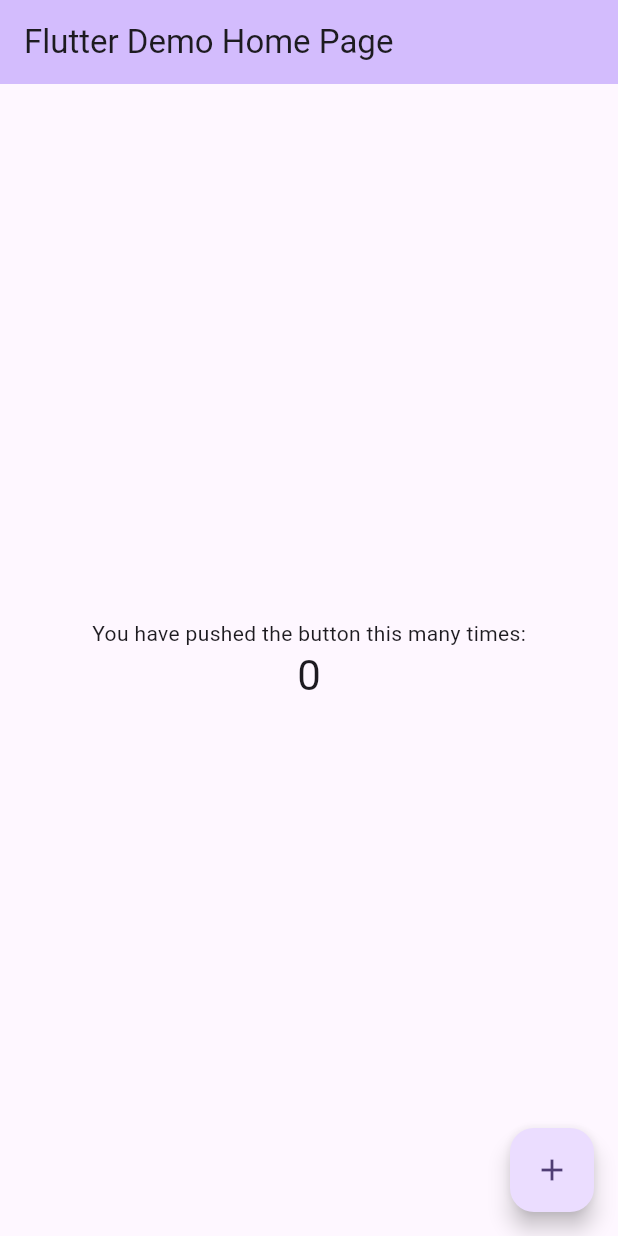
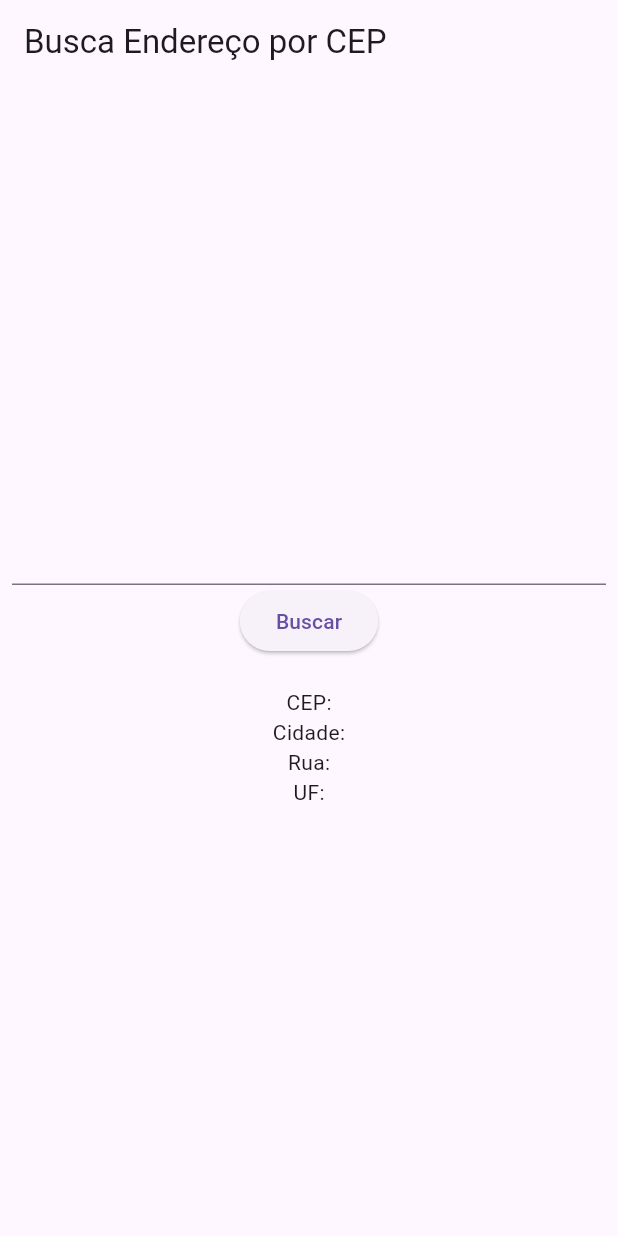
Before and after one commit to enzozami/flutter-get_state_mixin-study, a Flutter app: the screen it shows after launch, on a phone screen of 412 x 824 dp. Run offline on Flutter 3.47's test engine with Material 3 defaults, Android fonts, the phone set to English and light mode, and no system bars; our stand-ins replace get.

```diff
--- a/lib/main.dart
+++ b/lib/main.dart
@@ -1,4 +1,8 @@
 import 'package:flutter/material.dart';
+import 'package:get/get_navigation/get_navigation.dart';
+import 'package:get/get_navigation/src/root/get_material_app.dart';
+import 'package:get_state_mixin/pages/home_bindings.dart';
+import 'package:get_state_mixin/pages/home_page.dart';
 
 void main() {
   runApp(const MyApp());
@@ -6,117 +10,18 @@ void main() {
 
 class MyApp extends StatelessWidget {
   const MyApp({super.key});
-
-  // This widget is the root of your application.
   @override
   Widget build(BuildContext context) {
-    return MaterialApp(
-      title: 'Flutter Demo',
-      theme: ThemeData(
-        // This is the theme of your application.
-        //
-        // TRY THIS: Try running your application with "flutter run". You'll see
-        // the application has a purple toolbar. Then, without quitting the app,
-        // try changing the seedColor in the colorScheme below to Colors.green
-        // and then invoke "hot reload" (save your changes or press the "hot
-        // reload" button in a Flutter-supported IDE, or press "r" if you used
-        // the command line to start the app).
-        //
-        // Notice that the counter didn't reset back to zero; the application
-        // state is not lost during the reload. To reset the state, use hot
-        // restart instead.
-        //
-        // This works for code too, not just values: Most code changes can be
-        // tested with just a hot reload.
-        colorScheme: ColorScheme.fromSeed(seedColor: Colors.deepPurple),
-      ),
-      home: const MyHomePage(title: 'Flutter Demo Home Page'),
+    return GetMaterialApp(
+      title: 'Get State Mixin',
+      theme: ThemeData(primaryColor: Colors.blue),
+      getPages: [
+        GetPage(
+          name: '/',
+          binding: HomeBindings(),
+          page: () => HomePage(),
+        ),
+      ],
     );
   }
 }
-
-class MyHomePage extends StatefulWidget {
-  const MyHomePage({super.key, required this.title});
-
-  // This widget is the home page of your application. It is stateful, meaning
-  // that it has a State object (defined below) that contains fields that affect
-  // how it looks.
-
-  // This class is the configuration for the state. It holds the values (in this
-  // case the title) provided by the parent (in this case the App widget) and
-  // used by the build method of the State. Fields in a Widget subclass are
-  // always marked "final".
-
-  final String title;
-
-  @override
-  State<MyHomePage> createState() => _MyHomePageState();
-}
-
-class _MyHomePageState extends State<MyHomePage> {
-  int _counter = 0;
-
-  void _incrementCounter() {
-    setState(() {
-      // This call to setState tells the Flutter framework that something has
-      // changed in this State, which causes it to rerun the build method below
-      // so that the display can reflect the updated values. If we changed
-      // _counter without calling setState(), then the build method would not be
-      // called again, and so nothing would appear to happen.
-      _counter++;
-    });
-  }
-
-  @override
-  Widget build(BuildContext context) {
-    // This method is rerun every time setState is called, for instance as done
-    // by the _incrementCounter method above.
-    //
-    // The Flutter framework has been optimized to make rerunning build methods
-    // fast, so that you can just rebuild anything that needs updating rather
-    // than having to individually change instances of widgets.
-    return Scaffold(
-      appBar: AppBar(
-        // TRY THIS: Try changing the color here to a specific color (to
-        // Colors.amber, perhaps?) and trigger a hot reload to see the AppBar
-        // change color while the other colors stay the same.
-        backgroundColor: Theme.of(context).colorScheme.inversePrimary,
-        // Here we take the value from the MyHomePage object that was created by
-        // the App.build method, and use it to set our appbar title.
-        title: Text(widget.title),
-      ),
-      body: Center(
-        // Center is a layout widget. It takes a single child and positions it
-        // in the middle of the parent.
-        child: Column(
-          // Column is also a layout widget. It takes a list of children and
-          // arranges them vertically. By default, it sizes itself to fit its
-          // children horizontally, and tries to be as tall as its parent.
-          //
-          // Column has various properties to control how it sizes itself and
-          // how it positions its children. Here we use mainAxisAlignment to
-          // center the children vertically; the main axis here is the vertical
-          // axis because Columns are vertical (the cross axis would be
-          // horizontal).
-          //
-          // TRY THIS: Invoke "debug painting" (choose the "Toggle Debug Paint"
-          // action in the IDE, or press "p" in the console), to see the
-          // wireframe for each widget.
-          mainAxisAlignment: MainAxisAlignment.center,
-          children: <Widget>[
-            const Text('You have pushed the button this many times:'),
-            Text(
-              '$_counter',
-              style: Theme.of(context).textTheme.headlineMedium,
-            ),
-          ],
-        ),
-      ),
-      floatingActionButton: FloatingActionButton(
-        onPressed: _incrementCounter,
-        tooltip: 'Increment',
-        child: const Icon(Icons.add),
-      ), // This trailing comma makes auto-formatting nicer for build methods.
-    );
-  }
-}
--- /dev/null
+++ b/lib/models/cep_model.dart
@@ -0,0 +1,36 @@
+import 'dart:convert';
+
+class CepModel {
+  String cep;
+  String logradouro;
+  String uf;
+  String cidade;
+  CepModel({
+    required this.cep,
+    required this.logradouro,
+    required this.uf,
+    required this.cidade,
+  });
+
+  Map<String, dynamic> toMap() {
+    return {
+      'cep': cep,
+      'logradouro': logradouro,
+      'uf': uf,
+      'cidade': cidade,
+    };
+  }
+
+  factory CepModel.fromMap(Map<String, dynamic> map) {
+    return CepModel(
+      cep: map['cep'] ?? '',
+      logradouro: map['logradouro'] ?? '',
+      uf: map['uf'] ?? '',
+      cidade: map['cidade'] ?? '',
+    );
+  }
+
+  String toJson() => json.encode(toMap());
+
+  factory CepModel.fromJson(String source) => CepModel.fromMap(json.decode(source));
+}
--- /dev/null
+++ b/lib/pages/home_bindings.dart
@@ -0,0 +1,12 @@
+import 'package:get/get_core/src/get_main.dart';
+import 'package:get/get_instance/get_instance.dart';
+import 'package:get_state_mixin/pages/home_controller.dart';
+import 'package:get_state_mixin/repository/viacep_repository.dart';
+
+class HomeBindings extends Bindings {
+  @override
+  void dependencies() {
+    Get.lazyPut(() => ViacepRepository());
+    Get.put(HomeController(Get.find()));
+  }
+}
--- /dev/null
+++ b/lib/pages/home_controller.dart
@@ -0,0 +1,10 @@
+import 'package:get/state_manager.dart';
+
+import 'package:get_state_mixin/repository/viacep_repository.dart';
+
+class HomeController extends GetxController {
+  final ViacepRepository _repository;
+  HomeController(
+    ViacepRepository repository,
+  ) : _repository = repository;
+}
--- /dev/null
+++ b/lib/pages/home_page.dart
@@ -0,0 +1,46 @@
+import 'package:flutter/material.dart';
+
+class HomePage extends StatelessWidget {
+  const HomePage({super.key});
+
+  @override
+  Widget build(BuildContext context) {
+    return Scaffold(
+      appBar: AppBar(
+        title: const Text('Busca Endereço por CEP'),
+      ),
+      body: Center(
+        child: Padding(
+          padding: const EdgeInsets.all(8.0),
+          child: Column(
+            mainAxisAlignment: MainAxisAlignment.center,
+            children: [
+              TextFormField(),
+              ElevatedButton(onPressed: () {}, child: Text('Buscar')),
+              SizedBox(
+                height: 20,
+              ),
+              CepWidget(),
+            ],
+          ),
+        ),
+      ),
+    );
+  }
+}
+
+class CepWidget extends StatelessWidget {
+  const CepWidget({super.key});
+
+  @override
+  Widget build(BuildContext context) {
+    return Column(
+      children: [
+        Text('CEP:'),
+        Text('Cidade:'),
+        Text('Rua:'),
+        Text('UF:'),
+      ],
+    );
+  }
+}
--- /dev/null
+++ b/lib/repository/viacep_repository.dart
@@ -0,0 +1,17 @@
+import 'dart:developer';
+
+import 'package:get/get_connect/connect.dart';
+import 'package:get_state_mixin/models/cep_model.dart';
+
+class ViacepRepository extends GetConnect {
+  Future<CepModel> getCep(String cep) async {
+    final result = await get('https://viacep.com.br/ws/$cep/json/');
+
+    if (result.hasError) {
+      log('Erro ao buscar CEP', error: result.statusText);
+      throw Exception('Erro ao buscar CEP');
+    }
+
+    return CepModel.fromMap(result.body);
+  }
+}
```
